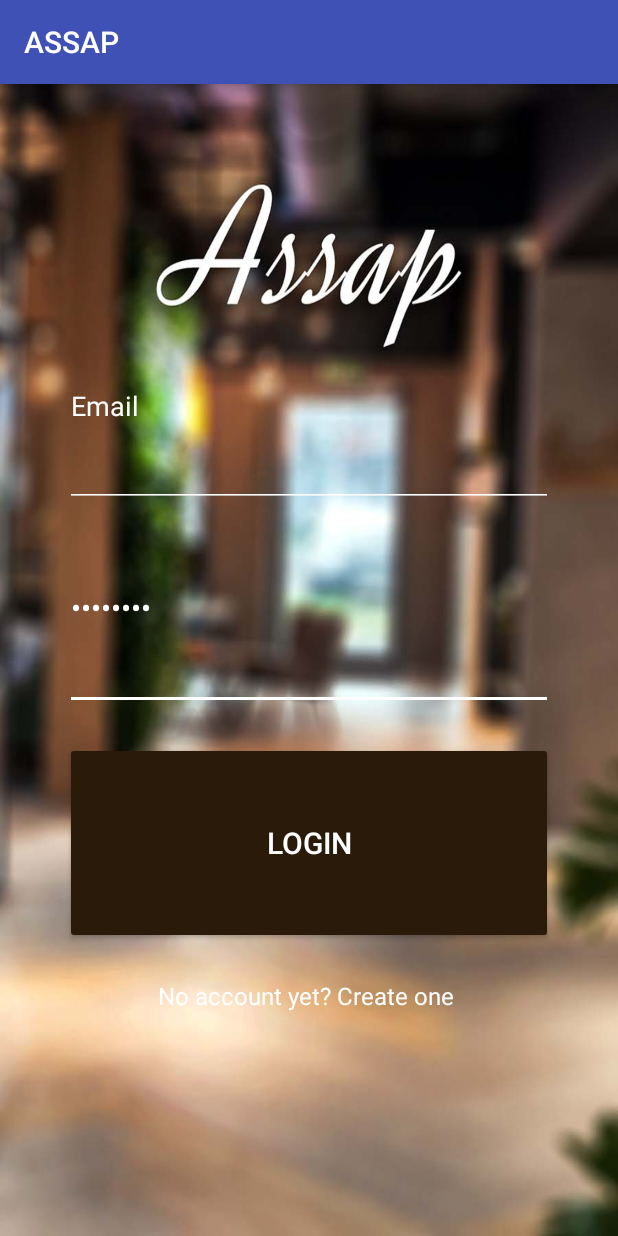
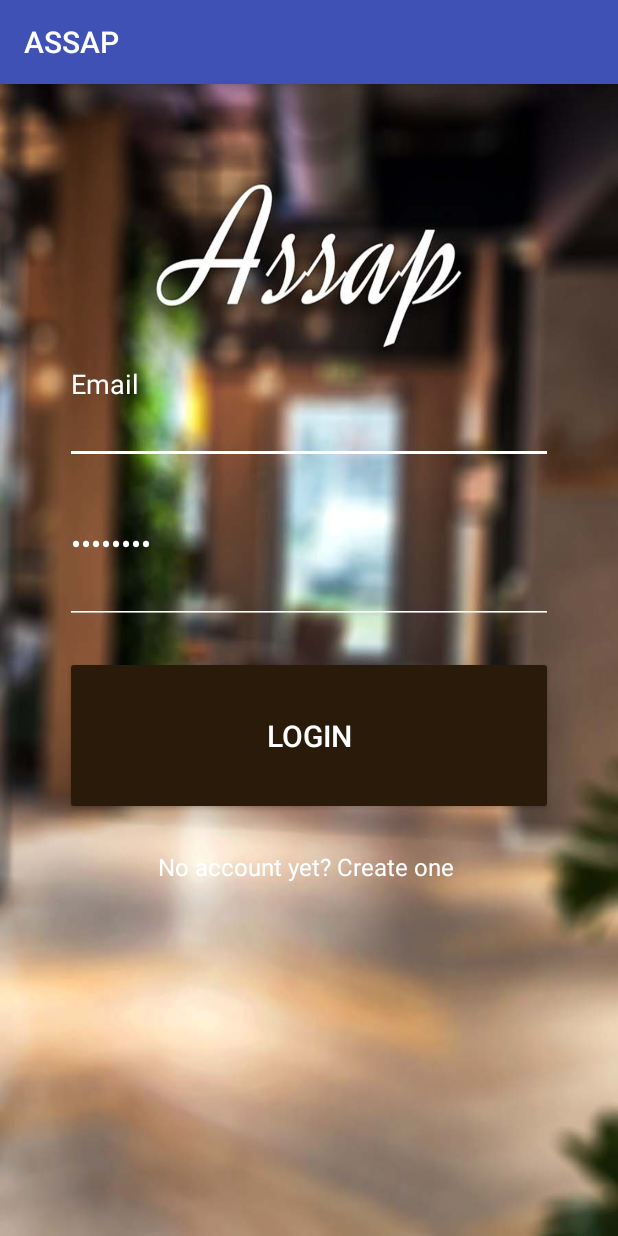
Before and after one commit to angelaDer/ASSAP, an Android app: the screen it shows after launch (MainActivity), on a phone screen of 412 x 824 dp. Run offline under Robolectric (Android 15) with nearby library versions, the phone set to English and light mode, and no system bars.

Commit message:
First version for login

```diff
--- a/app/src/main/AndroidManifest.xml
+++ b/app/src/main/AndroidManifest.xml
@@ -9,6 +9,7 @@
         android:roundIcon="@mipmap/ic_launcher_round"
         android:supportsRtl="true"
         android:theme="@style/AppTheme">
+        <activity android:name=".MainReports"></activity>
         <activity android:name=".MainActivity">
             <intent-filter>
                 <action android:name="android.intent.action.MAIN" />
--- a/app/src/main/java/com/example/angela/assap/MainActivity.java
+++ b/app/src/main/java/com/example/angela/assap/MainActivity.java
@@ -1,13 +1,77 @@
 package com.example.angela.assap;
 
+import android.content.Intent;
 import android.support.v7.app.AppCompatActivity;
 import android.os.Bundle;
+import android.view.View;
+import android.widget.Button;
+import android.widget.EditText;
+import android.widget.TextView;
+import android.widget.Toast;
 
 public class MainActivity extends AppCompatActivity {
+
+    private EditText etLogin;
+    private EditText etPassword;
+    private Button btnLogon;
+    private TextView tvAttempt;
+    private TextView tvRegister;
+    private int counter = 5;
+
 
     @Override
     protected void onCreate(Bundle savedInstanceState) {
         super.onCreate(savedInstanceState);
         setContentView(R.layout.login);
+
+        etLogin = (EditText)findViewById(R.id.etLogin);
+        etPassword = (EditText)findViewById(R.id.etPassword);
+        btnLogon = (Button)findViewById(R.id.btnLogon);
+        tvAttempt = (TextView)findViewById(R.id.tvAttempt);
+
+
+        btnLogon.setOnClickListener(new View.OnClickListener() {
+            @Override
+            public void onClick(View view) {
+                validate(etLogin.getText().toString(), etPassword.getText().toString());
+            }
+        });
+
+        etLogin.setOnClickListener(new View.OnClickListener() {
+            @Override
+            public void onClick(View view) {
+                etLogin.setText("");
+            }
+        });
+
+        etPassword.setOnClickListener(new View.OnClickListener() {
+            @Override
+            public void onClick(View view) {
+                etPassword.setText("");
+            }
+        });
+
+    }
+
+    private void validate(String userName, String userPassword) {
+        tvAttempt.setText(Integer.toString(counter));
+
+        if ((userName.equals("Admin@ing.com")) && (userPassword.equals("1234"))) {
+            Intent intent = new Intent(MainActivity.this, MainReports.class);
+            Toast.makeText(MainActivity.this,"Username and password are correct. Welcome !",
+                    Toast.LENGTH_SHORT).show();
+            startActivity(intent);
+        }else {
+            Toast.makeText(MainActivity.this,"Username and password is NOT correct.",
+                    Toast.LENGTH_SHORT).show();
+            counter--;
+            tvAttempt.setText(Integer.toString(counter));
+            if(counter==0) {
+                btnLogon.setEnabled(false);
+                Toast.makeText(MainActivity.this, "After 5 failed login restart application.",
+                        Toast.LENGTH_SHORT).show();
+            }
+        }
+
     }
 }
--- a/app/src/main/res/layout/login.xml
+++ b/app/src/main/res/layout/login.xml
@@ -8,76 +8,87 @@
     tools:context=".MainActivity"
     tools:layout_editor_absoluteY="81dp">
 
+    <EditText
+        android:id="@+id/etLogin"
+        android:layout_width="0dp"
+        android:layout_height="0dp"
+        android:layout_marginStart="43dp"
+        android:layout_marginLeft="43dp"
+        android:layout_marginTop="147dp"
+        android:layout_marginEnd="43dp"
+        android:layout_marginRight="43dp"
+        android:backgroundTint="@android:color/background_light"
+        android:ems="10"
+        android:inputType="textEmailAddress"
+        android:text="Email"
+        android:textColor="@android:color/background_light"
+        app:layout_constraintBottom_toTopOf="@+id/etPassword"
+        app:layout_constraintEnd_toEndOf="parent"
+        app:layout_constraintStart_toStartOf="parent"
+        app:layout_constraintTop_toTopOf="parent" />
 
     <EditText
-        android:id="@+id/password"
+        android:id="@+id/etPassword"
         android:layout_width="0dp"
         android:layout_height="0dp"
+        android:layout_marginStart="43dp"
+        android:layout_marginLeft="43dp"
+        android:layout_marginEnd="43dp"
+        android:layout_marginRight="43dp"
         android:layout_marginBottom="21dp"
-        android:layout_marginEnd="43dp"
-        android:layout_marginLeft="43dp"
-        android:layout_marginRight="43dp"
-        android:layout_marginStart="43dp"
         android:backgroundTint="@android:color/background_light"
         android:ems="20"
         android:inputType="textPassword"
         android:text="Password"
         android:textColor="@android:color/background_light"
         android:textSize="20sp"
-        app:layout_constraintBottom_toTopOf="@+id/button"
+        app:layout_constraintBottom_toTopOf="@+id/btnLogon"
         app:layout_constraintEnd_toEndOf="parent"
         app:layout_constraintStart_toStartOf="parent"
-        app:layout_constraintTop_toBottomOf="@+id/email" />
+        app:layout_constraintTop_toBottomOf="@+id/etLogin" />
 
+    <Button
+        android:id="@+id/btnLogon"
+        android:layout_width="0dp"
+        android:layout_height="0dp"
+        android:layout_marginStart="43dp"
+        android:layout_marginLeft="43dp"
+        android:layout_marginEnd="43dp"
+        android:layout_marginRight="43dp"
+        android:layout_marginBottom="23dp"
+        android:backgroundTint="#2a1a09"
+        android:text="Login"
+        android:textColor="@android:color/background_light"
+        android:textSize="20sp"
+        app:layout_constraintBottom_toTopOf="@+id/tvRegister"
+        app:layout_constraintEnd_toEndOf="parent"
+        app:layout_constraintStart_toStartOf="parent"
+        app:layout_constraintTop_toBottomOf="@+id/etPassword" />
 
     <TextView
-        android:id="@+id/textView"
+        android:id="@+id/tvRegister"
         android:layout_width="wrap_content"
         android:layout_height="wrap_content"
-        android:layout_marginBottom="149dp"
+        android:layout_marginBottom="80dp"
         android:clickable="true"
         android:text="No account yet? Create one "
         android:textColor="@android:color/background_light"
         android:textSize="16sp"
+        app:layout_constraintBottom_toTopOf="@+id/tvAttempt"
+        app:layout_constraintEnd_toEndOf="parent"
+        app:layout_constraintStart_toStartOf="parent"
+        app:layout_constraintTop_toBottomOf="@+id/btnLogon" />
+
+    <TextView
+        android:id="@+id/tvAttempt"
+        android:layout_width="4dp"
+        android:layout_height="15dp"
+        android:layout_marginBottom="140dp"
+        android:text=""
+        android:textColor="@android:color/background_light"
         app:layout_constraintBottom_toBottomOf="parent"
         app:layout_constraintEnd_toEndOf="parent"
         app:layout_constraintStart_toStartOf="parent"
-        app:layout_constraintTop_toBottomOf="@+id/button" />
+        app:layout_constraintTop_toBottomOf="@+id/tvRegister" />
 
-    <EditText
-        android:id="@+id/email"
-        android:layout_width="0dp"
-        android:layout_height="0dp"
-        android:layout_marginEnd="43dp"
-        android:layout_marginLeft="43dp"
-        android:layout_marginRight="43dp"
-        android:layout_marginStart="43dp"
-        android:layout_marginTop="147dp"
-        android:backgroundTint="@android:color/background_light"
-        android:ems="10"
-        android:inputType="textEmailAddress"
-        android:text="Email"
-        android:textColor="@android:color/background_light"
-        app:layout_constraintBottom_toTopOf="@+id/password"
-        app:layout_constraintEnd_toEndOf="parent"
-        app:layout_constraintStart_toStartOf="parent"
-        app:layout_constraintTop_toTopOf="parent" />
-
-    <Button
-        android:id="@+id/button"
-        android:layout_width="0dp"
-        android:layout_height="0dp"
-        android:layout_marginBottom="23dp"
-        android:layout_marginEnd="43dp"
-        android:layout_marginLeft="43dp"
-        android:layout_marginRight="43dp"
-        android:layout_marginStart="43dp"
-        android:backgroundTint="#2a1a09"
-        android:text="Login"
-        android:textColor="@android:color/background_light"
-        android:textSize="20sp"
-        app:layout_constraintBottom_toTopOf="@+id/textView"
-        app:layout_constraintEnd_toEndOf="parent"
-        app:layout_constraintStart_toStartOf="parent"
-        app:layout_constraintTop_toBottomOf="@+id/password" />
 </android.support.constraint.ConstraintLayout>
```
Also changed, not shown: app/src/main/java/com/example/angela/assap/MainReports.java (added, +13 -0 lines), app/src/main/java/com/example/angela/assap/SecondActivityRegister.java (added, +13 -0 lines), app/src/main/res/layout/register.xml (+7 -7 lines).
